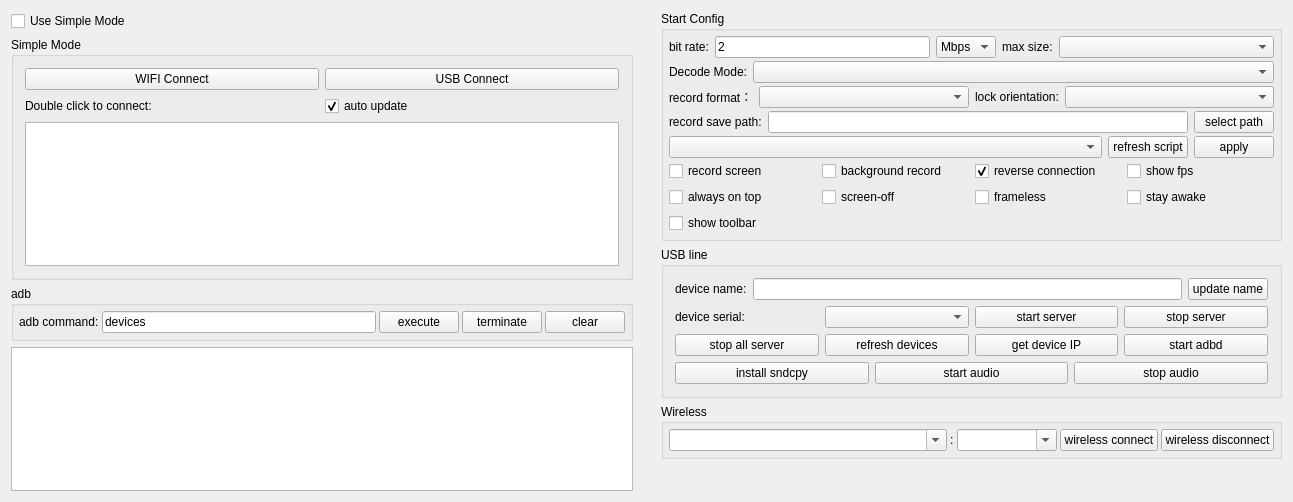
Before: the Qt Designer form QtScrcpy/ui/dialog.ui in find-xposed-magisk/scrcpy, drawn with Qt 5.
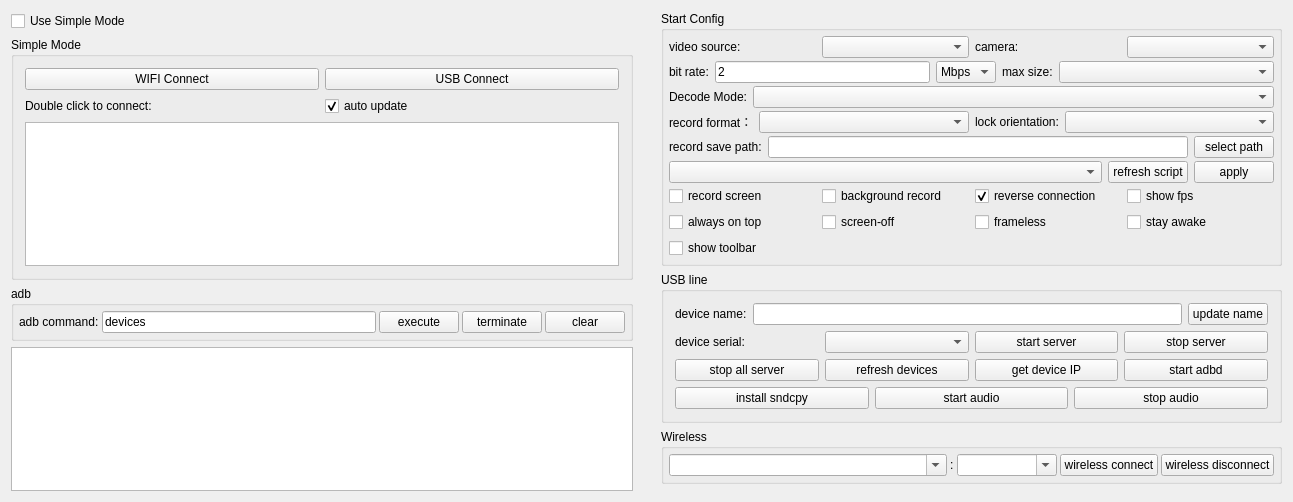
After: the same form once the commit is applied.

Commit message: feat: camera

Patch:
```diff
--- a/QtScrcpy/ui/dialog.ui
+++ b/QtScrcpy/ui/dialog.ui
@@ -304,6 +304,44 @@
          <property name="bottomMargin">
           <number>5</number>
          </property>
+         <item>
+          <widget class="QWidget" name="videoSourceWidget" native="true">
+           <layout class="QHBoxLayout" name="videoSourceLayout">
+            <property name="leftMargin">
+             <number>0</number>
+            </property>
+            <property name="topMargin">
+             <number>0</number>
+            </property>
+            <property name="rightMargin">
+             <number>0</number>
+            </property>
+            <property name="bottomMargin">
+             <number>0</number>
+            </property>
+            <item>
+             <widget class="QLabel" name="videoSourceLabel">
+              <property name="text">
+               <string>video source:</string>
+              </property>
+             </widget>
+            </item>
+            <item>
+             <widget class="QComboBox" name="videoSourceBox"/>
+            </item>
+            <item>
+             <widget class="QLabel" name="cameraFacingLabel">
+              <property name="text">
+               <string>camera:</string>
+              </property>
+             </widget>
+            </item>
+            <item>
+             <widget class="QComboBox" name="cameraFacingBox"/>
+            </item>
+           </layout>
+          </widget>
+         </item>
          <item>
           <widget class="QWidget" name="configWidget1" native="true">
            <property name="sizePolicy">
```
The commit also changes 8 other files.
